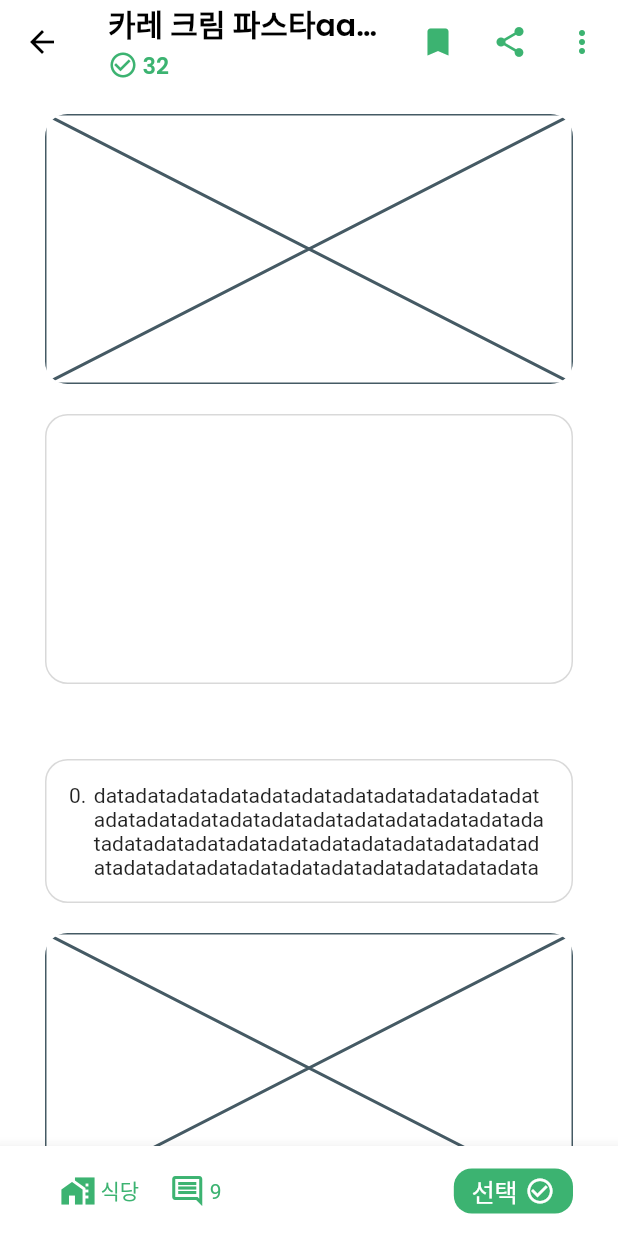
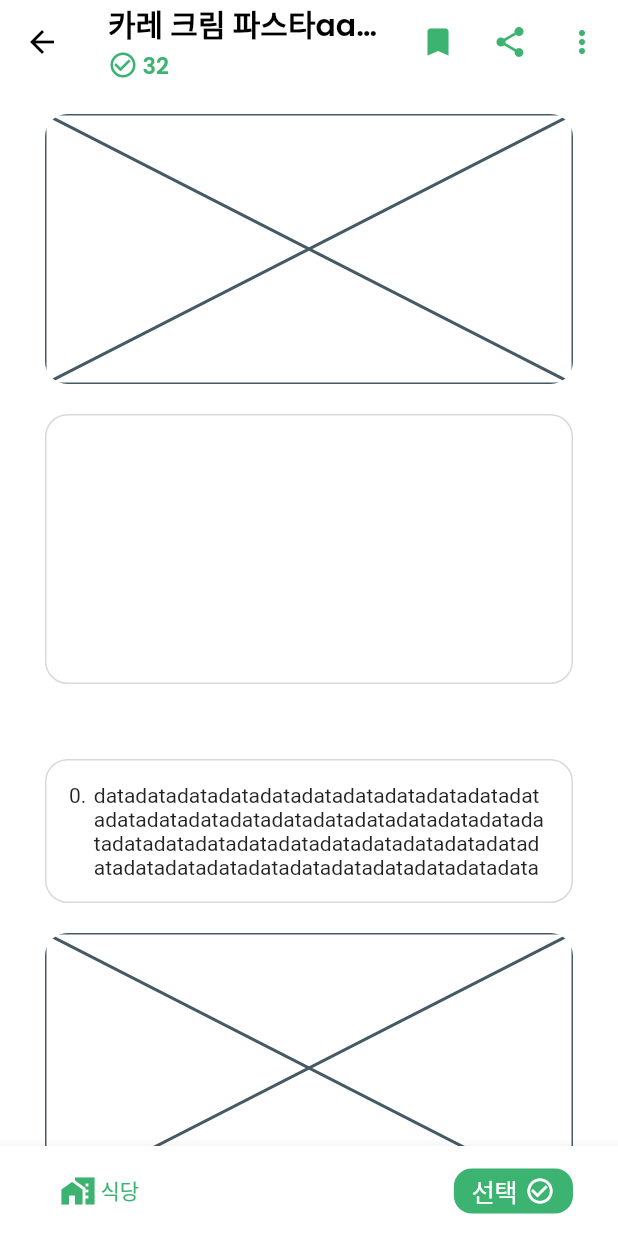
Before and after one commit to kangsudal/Eat-Go, a Flutter app: the RecipeDetailScreen screen opened directly, on a phone screen of 412 x 824 dp. Run offline on Flutter 3.47's test engine with Material 3 defaults, Android fonts, the phone set to English and light mode, and no system bars; our stand-ins replace google_fonts, image_picker, sliding_up_panel; Roboto replaces fonts that are missing (Pretendard).

Commit message:
댓글 버튼 삭제

```diff
--- a/lib/screen/recipe_detail_screen/recipe_detail_widget/bottom_appbar.dart
+++ b/lib/screen/recipe_detail_screen/recipe_detail_widget/bottom_appbar.dart
@@ -1,5 +1,4 @@
 import 'package:eat_go/palette.dart';
-import 'package:eat_go/screen/recipe_detail_screen/recipe_detail_widget/comment_button.dart';
 import 'package:flutter/cupertino.dart';
 import 'package:flutter/material.dart';
 
@@ -31,7 +30,6 @@ BottomAppBar buildBottomAppBar() {
                   ],
                 ),
               ),
-              CommentButton(),
             ],
           ),
           Tooltip(
```
Also changed, not shown: lib/trash/comment_button.dart (renamed from lib/screen/recipe_detail_screen/recipe_detail_widget/comment_button.dart).
